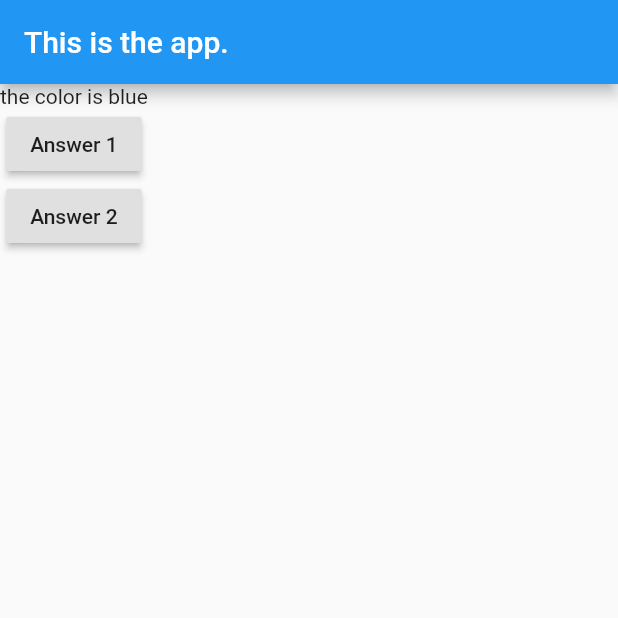
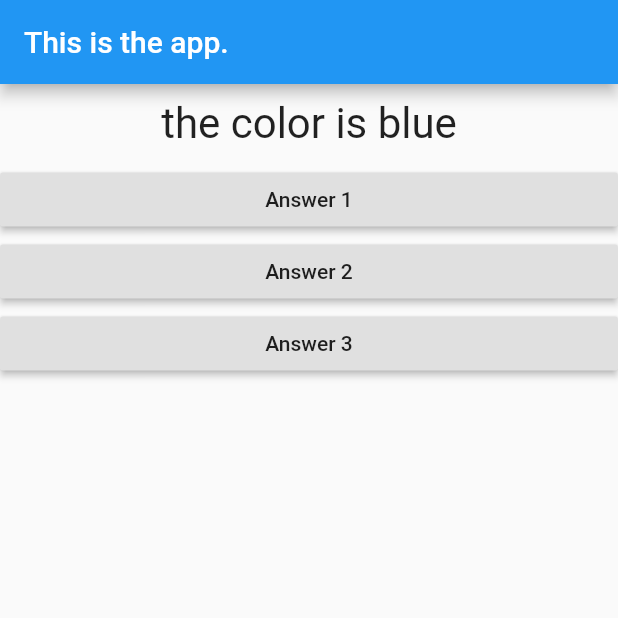
Before and after one commit to leoromanovsky/learn_flutter, a Flutter app: the screen it shows after launch, after a tap on "Answer 1", on a phone screen of 412 x 824 dp, the top half of it. Run offline on Flutter 3.47's test engine with Material 2 defaults, Android fonts, the phone set to English and light mode, and no system bars.

Commit message:
Answer widget and callbacks

```diff
--- /dev/null
+++ b/lib/answer.dart
@@ -0,0 +1,16 @@
+import 'package:flutter/material.dart';
+
+class Answer extends StatelessWidget {
+  final Function selectHandler;
+  final String questionText;
+
+  Answer(this.selectHandler, this.questionText);
+
+  @override
+  Widget build(BuildContext context) {
+    return Container(
+      width: double.infinity,
+      child: RaisedButton(child: Text(questionText), onPressed: selectHandler),
+    );
+  }
+}
--- a/lib/main.dart
+++ b/lib/main.dart
@@ -1,4 +1,7 @@
 import 'package:flutter/material.dart';
+
+import 'answer.dart';
+import 'question.dart';
 
 void main() {
   runApp(MyApp());
@@ -7,22 +10,22 @@ void main() {
 class MyApp extends StatefulWidget {
   @override
   State<StatefulWidget> createState() {
-    return MyAppState();
+    return _MyAppState();
   }
 }
 
-class MyAppState extends State<MyApp> {
-  var questionIndex = 0;
+class _MyAppState extends State<MyApp> {
+  var _questionIndex = 0;
 
-  void answerQuestion() {
+  void _answerQuestion() {
     setState(() {
-      questionIndex = questionIndex + 1;
-      if (questionIndex >= 2) {
-        questionIndex = 0;
+      _questionIndex = _questionIndex + 1;
+      if (_questionIndex >= 2) {
+        _questionIndex = 0;
       }
     });
 
-    print(questionIndex);
+    print(_questionIndex);
   }
 
   @override
@@ -30,18 +33,15 @@ class MyAppState extends State<MyApp> {
     var questions = ['what is going on', 'the color is blue'];
     return MaterialApp(
       title: 'Hello world!',
-      theme: ThemeData(
-        primarySwatch: Colors.blue,
-        visualDensity: VisualDensity.adaptivePlatformDensity,
-      ),
       home: Scaffold(
           appBar: AppBar(
             title: Text("This is the app."),
           ),
           body: Column(children: <Widget>[
-            Text(questions[questionIndex]),
-            RaisedButton(child: Text('Answer 1'), onPressed: answerQuestion),
-            RaisedButton(child: Text('Answer 2'), onPressed: answerQuestion),
+            Question(questions[_questionIndex]),
+            Answer(_answerQuestion, 'Answer 1'),
+            Answer(_answerQuestion, 'Answer 2'),
+            Answer(_answerQuestion, 'Answer 3'),
           ])),
     );
   }
--- /dev/null
+++ b/lib/question.dart
@@ -0,0 +1,20 @@
+import 'package:flutter/material.dart';
+
+class Question extends StatelessWidget {
+  final String questionText;
+
+  Question(this.questionText);
+
+  @override
+  Widget build(BuildContext context) {
+    return Container(
+      width: double.infinity,
+      margin: EdgeInsets.all(10),
+      child: Text(
+        questionText,
+        style: TextStyle(fontSize: 28),
+        textAlign: TextAlign.center,
+      ),
+    );
+  }
+}
```
